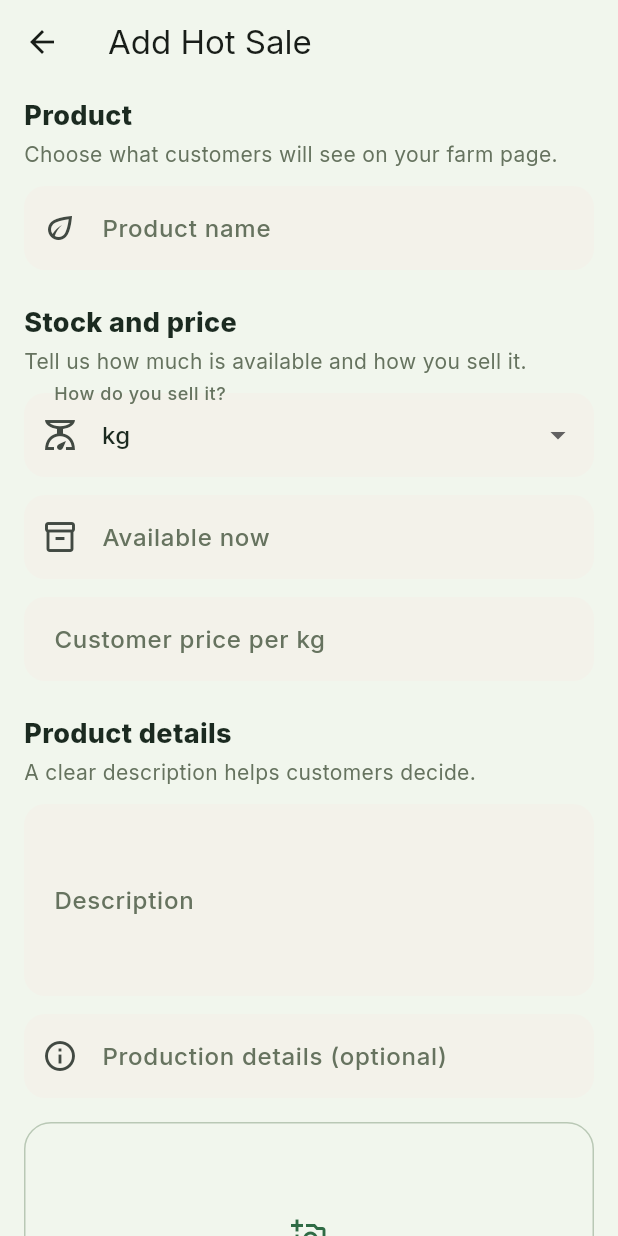
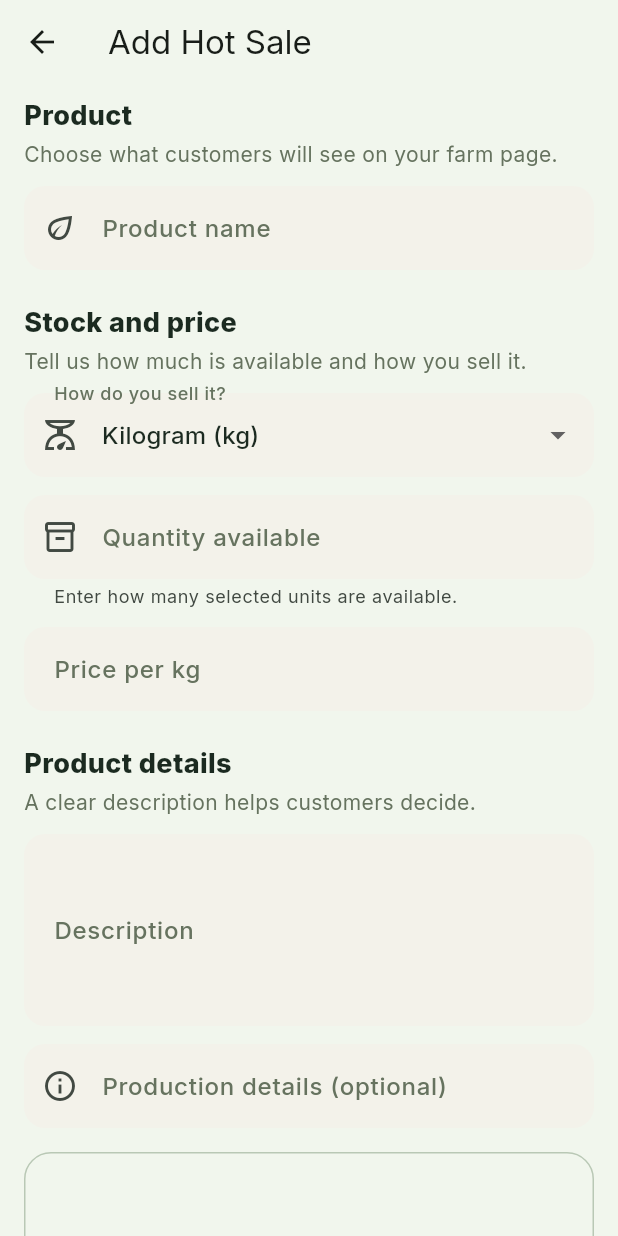
Before and after one commit to Tokol/frshnearbyapp, a Flutter app: the HotSalesScreen screen opened directly, after a tap on "Add product", on a phone screen of 412 x 824 dp. Run offline on Flutter 3.47's test engine with Material 3 defaults, Android fonts, the phone set to English and light mode, and no system bars; our stand-ins replace country_picker, device_info_plus, dio, file_picker, firebase_auth, firebase_core and 8 more; accounts and stored records are empty; network calls fail.

Commit message:
Clarify Hot Sale unit labels

```diff
--- a/lib/features/hot_sales/hot_sales.dart
+++ b/lib/features/hot_sales/hot_sales.dart
@@ -752,7 +752,7 @@ class _CreateHotSaleScreenState extends State<_CreateHotSaleScreen> {
                       .map(
                         (u) => DropdownMenuItem(
                           value: u,
-                          child: Text(_unitLabel(context, u)),
+                          child: Text(_unitChoiceLabel(context, u)),
                         ),
                       )
                       .toList(),
@@ -786,7 +786,11 @@ class _CreateHotSaleScreenState extends State<_CreateHotSaleScreen> {
                 decimal: true,
               ),
               decoration: InputDecoration(
-                labelText: localizeText(context, 'Available now'),
+                labelText: localizeText(context, 'Quantity available'),
+                helperText: localizeText(
+                  context,
+                  'Enter how many selected units are available.',
+                ),
                 prefixIcon: const Icon(Icons.inventory_2_outlined),
               ),
               validator: _positive,
@@ -799,7 +803,7 @@ class _CreateHotSaleScreenState extends State<_CreateHotSaleScreen> {
               ),
               decoration: InputDecoration(
                 labelText:
-                    '${localizeText(context, 'Customer price per')} '
+                    '${localizeText(context, 'Price per')} '
                     '${_unit == 'OTHER' ? (_customUnit.text.trim().isEmpty ? localizeText(context, 'custom unit') : _customUnit.text.trim()) : _unitLabel(context, _unit)}',
                 prefixText: '€ ',
               ),
@@ -1166,6 +1170,19 @@ String _unitLabel(BuildContext context, String unit) =>
       _ => unit,
     });
 
+String _unitChoiceLabel(BuildContext context, String unit) =>
+    localizeText(context, switch (unit) {
+      'KILOGRAM' => 'Kilogram (kg)',
+      'GRAM' => 'Gram (g)',
+      'LITRE' => 'Litre (L)',
+      'PIECE' => 'Piece',
+      'BUNCH' => 'Bunch',
+      'BOX' => 'Box',
+      'DOZEN' => 'Dozen (12 pieces)',
+      'OTHER' => 'My own unit',
+      _ => unit,
+    });
+
 Future<bool> _confirmDelete(BuildContext context, _Sale sale) async =>
     await showDialog<bool>(
       context: context,
--- a/lib/l10n/localized_text.dart
+++ b/lib/l10n/localized_text.dart
@@ -484,6 +484,18 @@ const _fi = <String, String>{
       'Kerro saatavilla oleva määrä ja myyntitapa.',
   'How do you sell it?': 'Miten myyt tuotetta?',
   'Available now': 'Saatavilla nyt',
+  'Quantity available': 'Saatavilla oleva määrä',
+  'Enter how many selected units are available.':
+      'Anna, kuinka monta valittua yksikköä on saatavilla.',
+  'Price per': 'Hinta per',
+  'Kilogram (kg)': 'Kilogramma (kg)',
+  'Gram (g)': 'Gramma (g)',
+  'Litre (L)': 'Litra (l)',
+  'Piece': 'Kappale',
+  'Bunch': 'Nippu',
+  'Box': 'Laatikko',
+  'Dozen (12 pieces)': 'Tusina (12 kappaletta)',
+  'My own unit': 'Oma yksikkö',
   'Customer price': 'Asiakashinta',
   'Product details': 'Tuotetiedot',
   'A clear description helps customers decide.':
@@ -879,6 +891,18 @@ const _sv = <String, String>{
       'Ange hur mycket som finns och hur du säljer det.',
   'How do you sell it?': 'Hur säljer du det?',
   'Available now': 'Tillgängligt nu',
+  'Quantity available': 'Tillgängligt antal',
+  'Enter how many selected units are available.':
+      'Ange hur många av den valda enheten som finns tillgängliga.',
+  'Price per': 'Pris per',
+  'Kilogram (kg)': 'Kilogram (kg)',
+  'Gram (g)': 'Gram (g)',
+  'Litre (L)': 'Liter (l)',
+  'Piece': 'Styck',
+  'Bunch': 'Knippe',
+  'Box': 'Låda',
+  'Dozen (12 pieces)': 'Dussin (12 stycken)',
+  'My own unit': 'Egen enhet',
   'Customer price': 'Kundpris',
   'Product details': 'Produktinformation',
   'A clear description helps customers decide.':
```
